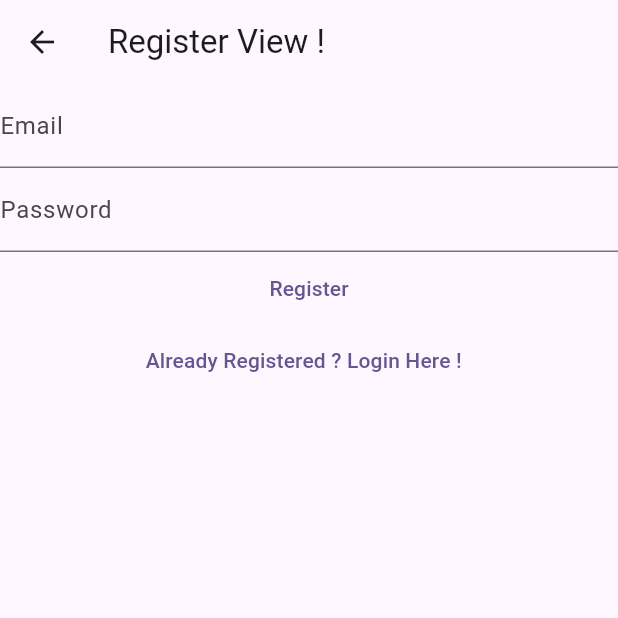
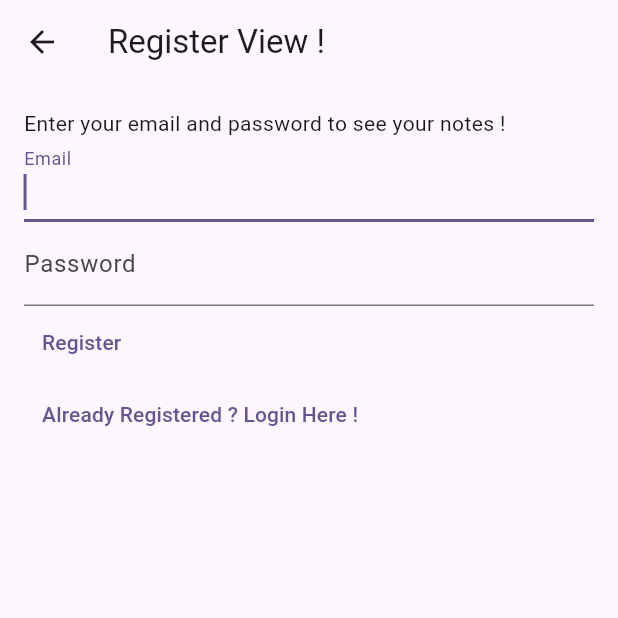
Before and after one commit to Amine0320/Notes_Mobile_Application, a Flutter app: the RegisterView screen opened directly, on a phone screen of 412 x 824 dp, the top half of it. Run offline on Flutter 3.47's test engine with Material 3 defaults, Android fonts, the phone set to English and light mode, and no system bars; our stand-ins replace bloc, cloud_firestore, equatable, firebase_auth, firebase_core, flutter_bloc and 1 more; accounts and stored records are empty; network calls fail.

```diff
--- a/lib/services/auth/bloc/auth_bloc.dart
+++ b/lib/services/auth/bloc/auth_bloc.dart
@@ -6,6 +6,12 @@ import 'package:notes_app/services/auth/bloc/auth_state.dart';
 class AuthBloc extends Bloc<AuthEvent, AuthState> {
   AuthBloc(AuthProvider provider)
       : super(const AuthStateOnIntialized(isLoading: true)) {
+    on<AuthEventShouldRegister>((event, emit) {
+      emit(const AuthStateRegistering(
+        isLoading: false,
+        execption: null,
+      ));
+    });
     //send email verification
     // attention not to handle in Kaisi App
     on<AuthEvenSendEmailVerification>((event, emit) async {
--- a/lib/services/auth/bloc/auth_state.dart
+++ b/lib/services/auth/bloc/auth_state.dart
@@ -21,7 +21,7 @@ class AuthStateOnIntialized extends AuthState {
 class AuthStateRegistering extends AuthState {
   final Exception? execption;
   const AuthStateRegistering({
-    required bool isLoading,
+    required isLoading,
     required this.execption,
   }) : super(isLoading: isLoading);
 }
--- a/lib/views/Authentification/register_view.dart
+++ b/lib/views/Authentification/register_view.dart
@@ -67,12 +67,19 @@ class _RegisterViewState extends State<RegisterView> {
       },
       child: Scaffold(
           appBar: AppBar(title: const Text('Register View !')),
-          body: Column(
+          body: Padding(
+            padding: const EdgeInsets.all(16.0),
+            child: Center(
+              child: Column(
+                crossAxisAlignment: CrossAxisAlignment.start,
                 children: [
+                  const Text(
+                      'Enter your email and password to see your notes !'),
                   TextField(
                     controller: _emailController,
                     decoration: const InputDecoration(labelText: 'Email'),
                     autocorrect: false,
+                    autofocus: true,
                     enableSuggestions: false,
                     keyboardType: TextInputType.emailAddress,
                   ),
@@ -81,8 +88,11 @@ class _RegisterViewState extends State<RegisterView> {
                     decoration: const InputDecoration(labelText: 'Password'),
                     obscureText: true,
                     autocorrect: false,
+                    autofocus: true,
                     enableSuggestions: false,
                   ),
+                  Column(
+                    children: [
                       TextButton(
                         onPressed: () async {
                           final email = _emailController.text;
@@ -112,16 +122,27 @@ class _RegisterViewState extends State<RegisterView> {
                         },
                         child: const Text('Register'),
                       ),
+                    ],
+                  ),
+                  Column(
+                    children: [
                       TextButton(
                           onPressed: () {
                             // Navigator.of(context).pushNamedAndRemoveUntil(
                             //   loginRoute,
                             //   (route) => false,
                             // );
-                    context.read<AuthBloc>().add(const AuthEventLogOut());
+                            context
+                                .read<AuthBloc>()
+                                .add(const AuthEventLogOut());
                           },
-                  child: const Text('Already Registered ? Login Here !  '))
+                          child: const Text(
+                              'Already Registered ? Login Here !  ')),
                     ],
+                  )
+                ],
+              ),
+            ),
           )),
     );
   }
```
Also changed, not shown: lib/views/Authentification/login_view.dart (+8 -2 lines), 1 other file. Lines whose indentation alone changed are shown as unchanged.
